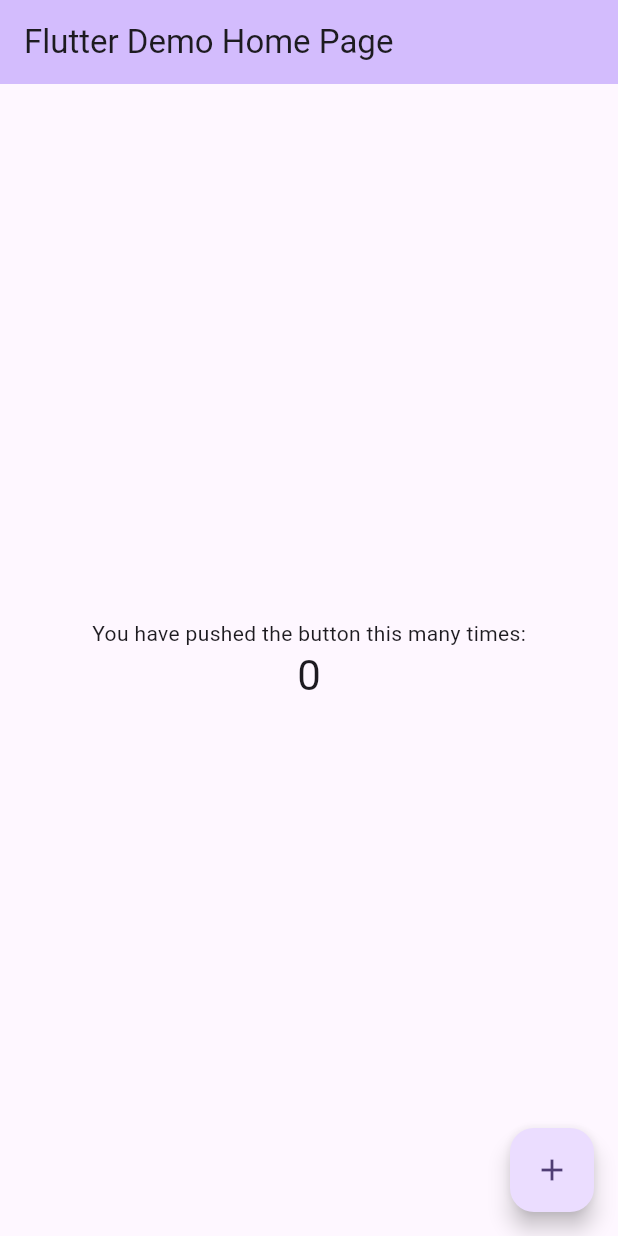
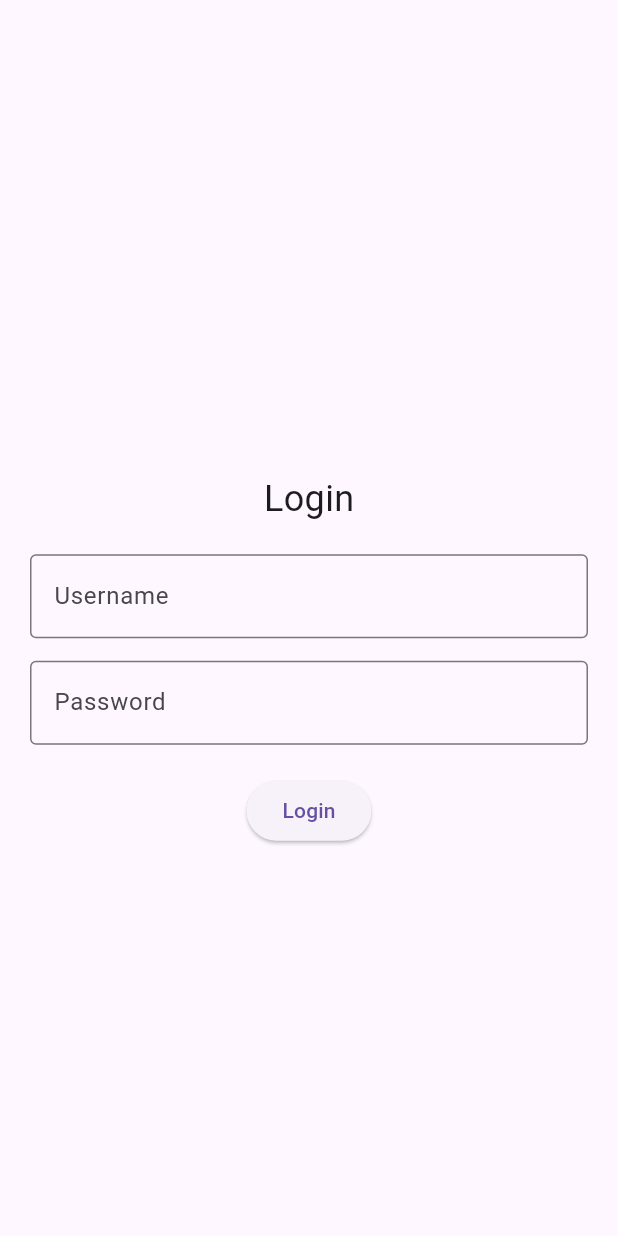
Before and after one commit to Nathaniaastii24/Quiz-124240082, a Flutter app: the screen it shows after launch, on a phone screen of 412 x 824 dp. Run offline on Flutter 3.47's test engine with Material 3 defaults, Android fonts, the phone set to English and light mode, and no system bars.

Commit message:
tambahkan login

```diff
--- /dev/null
+++ b/lib/login.dart
@@ -0,0 +1,84 @@
+import 'package:flutter/material.dart';
+
+import 'home.dart';
+
+class LoginPage extends StatefulWidget {
+  const LoginPage({super.key});
+
+  @override
+  State<LoginPage> createState() => _LoginPageState();
+}
+
+class _LoginPageState extends State<LoginPage> {
+  final TextEditingController _usernameController = TextEditingController();
+
+  final TextEditingController _passwordController = TextEditingController();
+
+  void _login() {
+    String username = _usernameController.text;
+    String password = _passwordController.text;
+
+    if (username == 'nathania' && password == '082') {
+      ScaffoldMessenger.of(context).showSnackBar(
+          const SnackBar(
+            content: Text('Login berhasil'),
+            ),
+          );
+      // Navigator.pushReplacement(
+      //   context,
+      //   MaterialPageRoute(
+      //     builder: (context) => const HomePage()
+      //     ),
+      // );
+    } else {
+        ScaffoldMessenger.of(context).showSnackBar(
+          const SnackBar(
+            content: Text('Username atau Password tidak sesuai'),
+            ),
+          );
+        }
+      }
+
+  @override
+  Widget build(BuildContext context) {
+    return Scaffold(
+      appBar: AppBar(),
+      body: Center(
+        child: Padding(
+          padding: const EdgeInsets.all(20),
+          child: Column(
+            mainAxisAlignment: MainAxisAlignment.center,
+            children: [
+              const Text('Login', style: TextStyle(fontSize: 24)),
+
+              const SizedBox(height: 20),
+
+              TextField(
+                controller: _usernameController,
+                decoration: const InputDecoration(
+                  labelText: 'Username',
+                  border: OutlineInputBorder(),
+                ),
+              ),
+
+              const SizedBox(height: 15),
+
+              TextField(
+                controller: _passwordController,
+                obscureText: true,
+                decoration: const InputDecoration(
+                  labelText: 'Password',
+                  border: OutlineInputBorder(),
+                ),
+              ),
+
+              const SizedBox(height: 20),
+
+              ElevatedButton(onPressed: _login, child: const Text('Login')),
+            ],
+          ),
+        ),
+      ),
+    );
+  }
+}
--- a/lib/main.dart
+++ b/lib/main.dart
@@ -1,4 +1,5 @@
 import 'package:flutter/material.dart';
+import 'login.dart';
 
 void main() {
   runApp(const MyApp());
@@ -7,116 +8,10 @@ void main() {
 class MyApp extends StatelessWidget {
   const MyApp({super.key});
 
-  // This widget is the root of your application.
   @override
   Widget build(BuildContext context) {
     return MaterialApp(
-      title: 'Flutter Demo',
-      theme: ThemeData(
-        // This is the theme of your application.
-        //
-        // TRY THIS: Try running your application with "flutter run". You'll see
-        // the application has a purple toolbar. Then, without quitting the app,
-        // try changing the seedColor in the colorScheme below to Colors.green
-        // and then invoke "hot reload" (save your changes or press the "hot
-        // reload" button in a Flutter-supported IDE, or press "r" if you used
-        // the command line to start the app).
-        //
-        // Notice that the counter didn't reset back to zero; the application
-        // state is not lost during the reload. To reset the state, use hot
-        // restart instead.
-        //
-        // This works for code too, not just values: Most code changes can be
-        // tested with just a hot reload.
-        colorScheme: .fromSeed(seedColor: Colors.deepPurple),
-      ),
-      home: const MyHomePage(title: 'Flutter Demo Home Page'),
+      home: const LoginPage(),
     );
   }
 }
-
-class MyHomePage extends StatefulWidget {
-  const MyHomePage({super.key, required this.title});
-
-  // This widget is the home page of your application. It is stateful, meaning
-  // that it has a State object (defined below) that contains fields that affect
-  // how it looks.
-
-  // This class is the configuration for the state. It holds the values (in this
-  // case the title) provided by the parent (in this case the App widget) and
-  // used by the build method of the State. Fields in a Widget subclass are
-  // always marked "final".
-
-  final String title;
-
-  @override
-  State<MyHomePage> createState() => _MyHomePageState();
-}
-
-class _MyHomePageState extends State<MyHomePage> {
-  int _counter = 0;
-
-  void _incrementCounter() {
-    setState(() {
-      // This call to setState tells the Flutter framework that something has
-      // changed in this State, which causes it to rerun the build method below
-      // so that the display can reflect the updated values. If we changed
-      // _counter without calling setState(), then the build method would not be
-      // called again, and so nothing would appear to happen.
-      _counter++;
-    });
-  }
-
-  @override
-  Widget build(BuildContext context) {
-    // This method is rerun every time setState is called, for instance as done
-    // by the _incrementCounter method above.
-    //
-    // The Flutter framework has been optimized to make rerunning build methods
-    // fast, so that you can just rebuild anything that needs updating rather
-    // than having to individually change instances of widgets.
-    return Scaffold(
-      appBar: AppBar(
-        // TRY THIS: Try changing the color here to a specific color (to
-        // Colors.amber, perhaps?) and trigger a hot reload to see the AppBar
-        // change color while the other colors stay the same.
-        backgroundColor: Theme.of(context).colorScheme.inversePrimary,
-        // Here we take the value from the MyHomePage object that was created by
-        // the App.build method, and use it to set our appbar title.
-        title: Text(widget.title),
-      ),
-      body: Center(
-        // Center is a layout widget. It takes a single child and positions it
-        // in the middle of the parent.
-        child: Column(
-          // Column is also a layout widget. It takes a list of children and
-          // arranges them vertically. By default, it sizes itself to fit its
-          // children horizontally, and tries to be as tall as its parent.
-          //
-          // Column has various properties to control how it sizes itself and
-          // how it positions its children. Here we use mainAxisAlignment to
-          // center the children vertically; the main axis here is the vertical
-          // axis because Columns are vertical (the cross axis would be
-          // horizontal).
-          //
-          // TRY THIS: Invoke "debug painting" (choose the "Toggle Debug Paint"
-          // action in the IDE, or press "p" in the console), to see the
-          // wireframe for each widget.
-          mainAxisAlignment: .center,
-          children: [
-            const Text('You have pushed the button this many times:'),
-            Text(
-              '$_counter',
-              style: Theme.of(context).textTheme.headlineMedium,
-            ),
-          ],
-        ),
-      ),
-      floatingActionButton: FloatingActionButton(
-        onPressed: _incrementCounter,
-        tooltip: 'Increment',
-        child: const Icon(Icons.add),
-      ),
-    );
-  }
-}
```
Also changed, not shown: lib/data.dart (added, +139 -0 lines), lib/detail.dart (added), lib/home.dart (added).
